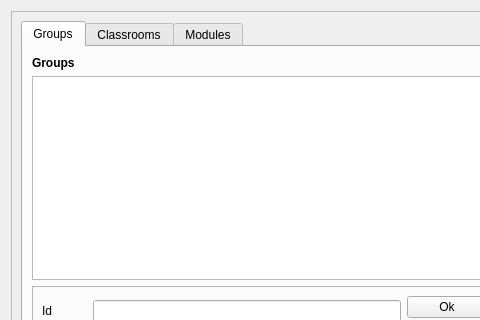
This is Gui/WindowAdministrator.ui in JeanCoquet/Zebulon as Qt 5 draws it before an edit; both pictures show x 0 to 480 and y 0 to 320 of the 975 by 524 pixel window. The edited form follows.
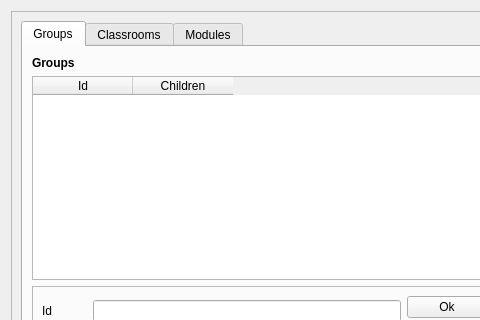
This is the edited form. The open tabs and pages were chosen to show the change.

Patch:
```diff
--- a/Gui/WindowAdministrator.ui
+++ b/Gui/WindowAdministrator.ui
@@ -23,9 +23,9 @@
       <property name="geometry">
        <rect>
         <x>0</x>
-        <y>-7</y>
-        <width>975</width>
-        <height>457</height>
+        <y>0</y>
+        <width>961</width>
+        <height>480</height>
        </rect>
       </property>
       <layout class="QHBoxLayout" name="horizontalLayout_16">
@@ -58,7 +58,39 @@
               </widget>
              </item>
              <item>
-              <widget class="QListWidget" name="listWidgetGroups"/>
+              <widget class="QTableWidget" name="tableWidgetGroups">
+               <property name="editTriggers">
+                <set>QAbstractItemView::NoEditTriggers</set>
+               </property>
+               <property name="alternatingRowColors">
+                <bool>true</bool>
+               </property>
+               <property name="selectionMode">
+                <enum>QAbstractItemView::SingleSelection</enum>
+               </property>
+               <property name="selectionBehavior">
+                <enum>QAbstractItemView::SelectRows</enum>
+               </property>
+               <property name="showGrid">
+                <bool>false</bool>
+               </property>
+               <attribute name="verticalHeaderVisible">
+                <bool>false</bool>
+               </attribute>
+               <attribute name="verticalHeaderDefaultSectionSize">
+                <number>18</number>
+               </attribute>
+               <column>
+                <property name="text">
+                 <string>Id</string>
+                </property>
+               </column>
+               <column>
+                <property name="text">
+                 <string>Children</string>
+                </property>
+               </column>
+              </widget>
              </item>
              <item>
               <widget class="QFrame" name="frameEditGroup">
```
Left out of the diff: 4 changed lines with no effect on the pictures.
